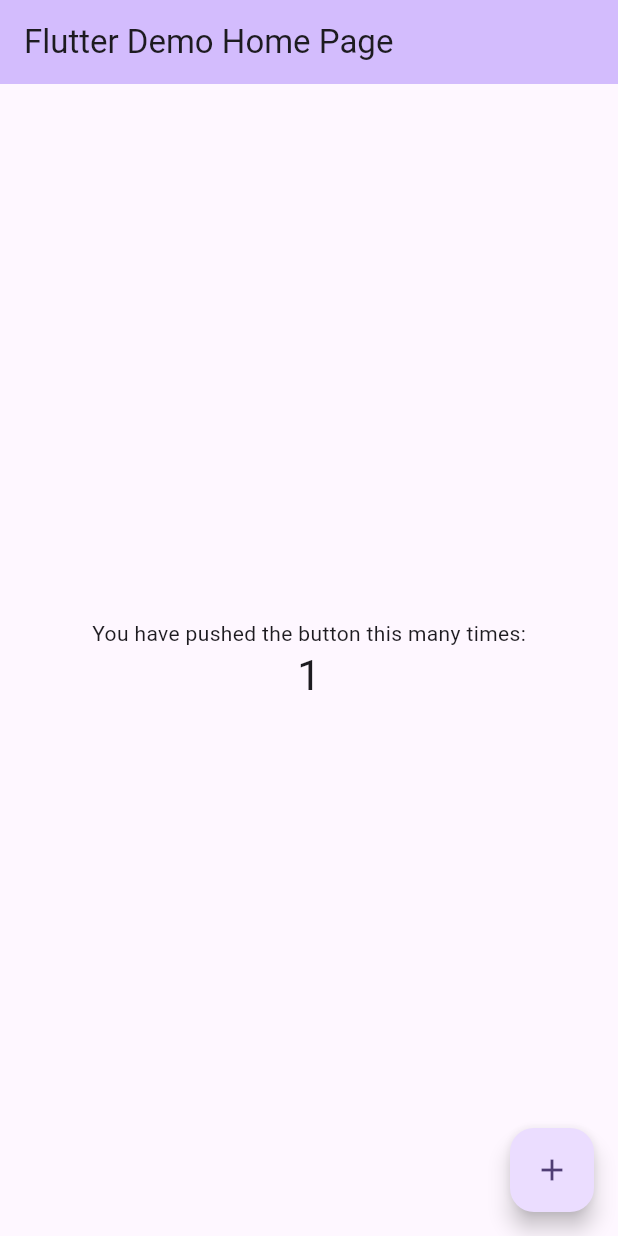
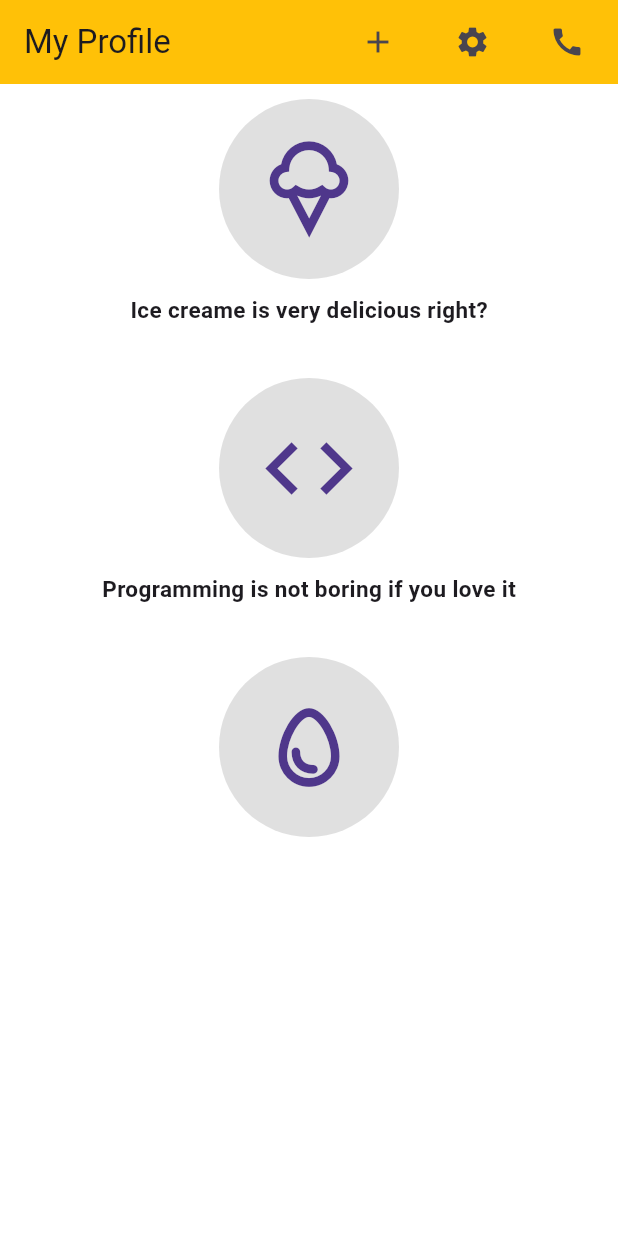
Before and after one commit to MahfuzAhmed28/flutter_assignment_live_test, a Flutter app: the screen it shows after launch, after a tap on the "add" icon, on a phone screen of 412 x 824 dp. Run offline on Flutter 3.47's test engine with Material 3 defaults, Android fonts, the phone set to English and light mode, and no system bars.

Commit message:
Assignment 01 code

```diff
--- a/lib/main.dart
+++ b/lib/main.dart
@@ -1,125 +1,82 @@
 import 'package:flutter/material.dart';
 
-void main() {
-  runApp(const MyApp());
+void main()
+{
+  runApp(MyApp());
 }
 
 class MyApp extends StatelessWidget {
   const MyApp({super.key});
 
-  // This widget is the root of your application.
   @override
   Widget build(BuildContext context) {
     return MaterialApp(
-      title: 'Flutter Demo',
-      theme: ThemeData(
-        // This is the theme of your application.
-        //
-        // TRY THIS: Try running your application with "flutter run". You'll see
-        // the application has a purple toolbar. Then, without quitting the app,
-        // try changing the seedColor in the colorScheme below to Colors.green
-        // and then invoke "hot reload" (save your changes or press the "hot
-        // reload" button in a Flutter-supported IDE, or press "r" if you used
-        // the command line to start the app).
-        //
-        // Notice that the counter didn't reset back to zero; the application
-        // state is not lost during the reload. To reset the state, use hot
-        // restart instead.
-        //
-        // This works for code too, not just values: Most code changes can be
-        // tested with just a hot reload.
-        colorScheme: ColorScheme.fromSeed(seedColor: Colors.deepPurple),
-        useMaterial3: true,
-      ),
-      home: const MyHomePage(title: 'Flutter Demo Home Page'),
+      debugShowCheckedModeBanner: false,
+      theme: ThemeData(scaffoldBackgroundColor: Colors.white),
+
+      home: Home(),
     );
   }
 }
-
-class MyHomePage extends StatefulWidget {
-  const MyHomePage({super.key, required this.title});
-
-  // This widget is the home page of your application. It is stateful, meaning
-  // that it has a State object (defined below) that contains fields that affect
-  // how it looks.
-
-  // This class is the configuration for the state. It holds the values (in this
-  // case the title) provided by the parent (in this case the App widget) and
-  // used by the build method of the State. Fields in a Widget subclass are
-  // always marked "final".
-
-  final String title;
-
-  @override
-  State<MyHomePage> createState() => _MyHomePageState();
-}
-
-class _MyHomePageState extends State<MyHomePage> {
-  int _counter = 0;
-
-  void _incrementCounter() {
-    setState(() {
-      // This call to setState tells the Flutter framework that something has
-      // changed in this State, which causes it to rerun the build method below
-      // so that the display can reflect the updated values. If we changed
-      // _counter without calling setState(), then the build method would not be
-      // called again, and so nothing would appear to happen.
-      _counter++;
-    });
-  }
+class Home extends StatelessWidget {
+  const Home({super.key});
 
   @override
   Widget build(BuildContext context) {
-    // This method is rerun every time setState is called, for instance as done
-    // by the _incrementCounter method above.
-    //
-    // The Flutter framework has been optimized to make rerunning build methods
-    // fast, so that you can just rebuild anything that needs updating rather
-    // than having to individually change instances of widgets.
     return Scaffold(
       appBar: AppBar(
-        // TRY THIS: Try changing the color here to a specific color (to
-        // Colors.amber, perhaps?) and trigger a hot reload to see the AppBar
-        // change color while the other colors stay the same.
-        backgroundColor: Theme.of(context).colorScheme.inversePrimary,
-        // Here we take the value from the MyHomePage object that was created by
-        // the App.build method, and use it to set our appbar title.
-        title: Text(widget.title),
+        backgroundColor: Colors.amber,
+        title: Text('My Profile'),
+        actions: [
+          IconButton(onPressed: () {}, icon: Icon(Icons.add)),
+          SizedBox(width: 15,),
+          IconButton(onPressed: () {}, icon: Icon(Icons.settings)),
+          SizedBox(width: 15,),
+          IconButton(onPressed: () {}, icon: Icon(Icons.call)),
+          SizedBox(width: 10,),
+        ],
       ),
       body: Center(
-        // Center is a layout widget. It takes a single child and positions it
-        // in the middle of the parent.
         child: Column(
-          // Column is also a layout widget. It takes a list of children and
-          // arranges them vertically. By default, it sizes itself to fit its
-          // children horizontally, and tries to be as tall as its parent.
-          //
-          // Column has various properties to control how it sizes itself and
-          // how it positions its children. Here we use mainAxisAlignment to
-          // center the children vertically; the main axis here is the vertical
-          // axis because Columns are vertical (the cross axis would be
-          // horizontal).
-          //
-          // TRY THIS: Invoke "debug painting" (choose the "Toggle Debug Paint"
-          // action in the IDE, or press "p" in the console), to see the
-          // wireframe for each widget.
-          mainAxisAlignment: MainAxisAlignment.center,
-          children: <Widget>[
-            const Text(
-              'You have pushed the button this many times:',
+          children: [
+            SizedBox(height: 10,),
+            CircleAvatar(
+              radius: 60,
+              backgroundColor: Colors.black12,
+              child: Icon(Icons.icecream_outlined,size: 70,),
             ),
-            Text(
-              '$_counter',
-              style: Theme.of(context).textTheme.headlineMedium,
+            SizedBox(height: 10,),
+            Text('Ice creame is very delicious right?',
+              style: TextStyle(
+                  fontSize: 15,
+                  fontWeight: FontWeight.bold
+              ),
             ),
+            SizedBox(height: 35,),
+            CircleAvatar(
+              radius: 60,
+              backgroundColor: Colors.black12,
+              child: Icon(Icons.code,size: 70,),
+
+            ),
+            SizedBox(height: 10,),
+            Text('Programming is not boring if you love it',
+              style: TextStyle(
+                  fontSize: 15,
+                  fontWeight: FontWeight.bold
+              ),
+            ),
+            SizedBox(height: 35,),
+            CircleAvatar(
+              radius: 60,
+              backgroundColor: Colors.black12,
+              child: Icon(Icons.egg_outlined,size: 70,),
+            ),
+
+
           ],
         ),
       ),
-      floatingActionButton: FloatingActionButton(
-        onPressed: _incrementCounter,
-        tooltip: 'Increment',
-        child: const Icon(Icons.add),
-      ), // This trailing comma makes auto-formatting nicer for build methods.
     );
   }
 }
```
